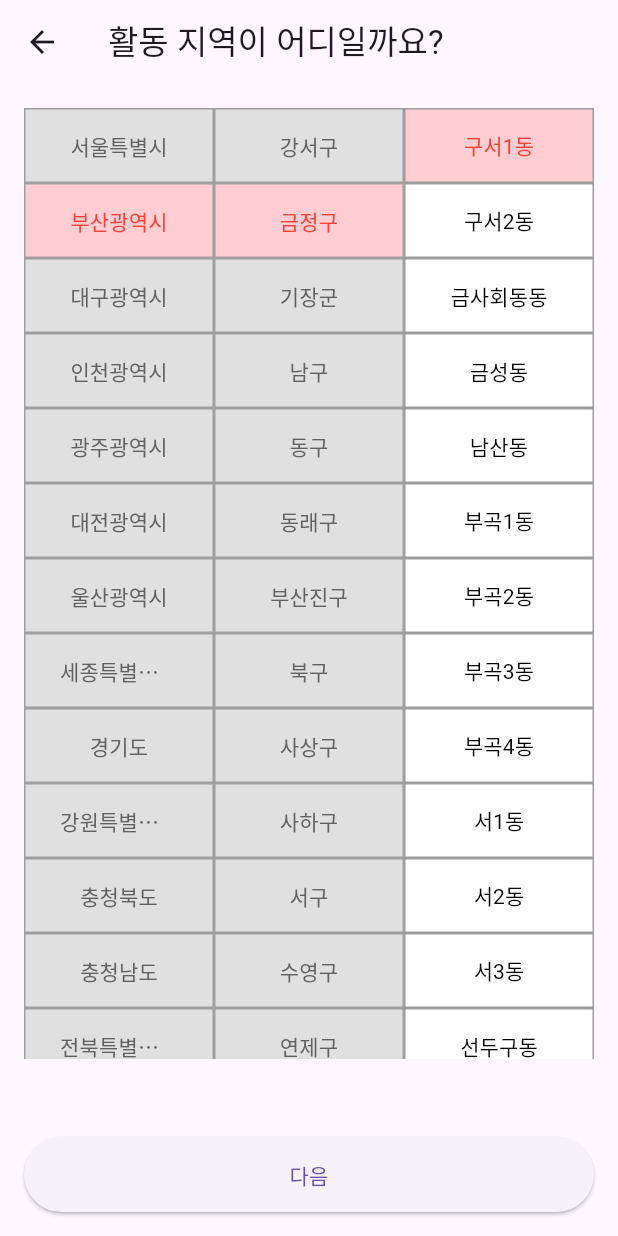
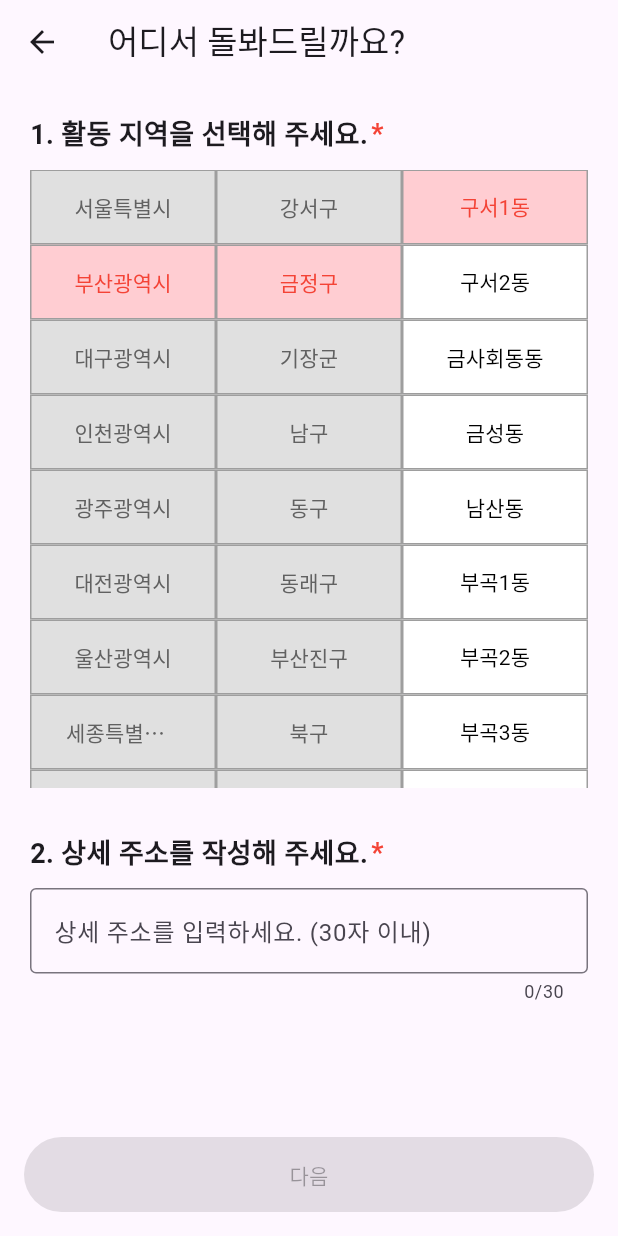
Before and after one commit to yujin10311/PNUSW-2024-team-05, a Flutter app: the RegisterMateScreen2 screen opened directly with empty values, on a phone screen of 412 x 824 dp. Run offline on Flutter 3.47's test engine with Material 3 defaults, Android fonts, the phone set to English and light mode, and no system bars; our stand-ins replace cloud_firestore, firebase_auth, firebase_core, firebase_storage, image_picker, shared_preferences and 2 more; missing offline and left inert: flutter_email_sender, google_mlkit_face_detection, tflite_flutter; accounts and stored records are empty.

Commit message:
메이트 측 가입화면(2) 상세 주소 입력란 추가

```diff
--- a/WarmBoysApp/lib/screens/register/register_mate_screen_2.dart
+++ b/WarmBoysApp/lib/screens/register/register_mate_screen_2.dart
@@ -16,6 +16,9 @@ class _RegisterMateScreen2State extends State<RegisterMateScreen2> {
   String selectedCity = '부산광역시';
   String selectedDistrict = '금정구';
   String? selectedSubDistrict;
+  String detailedAddress = ''; // 상세 주소 저장
+
+  final TextEditingController _addressController = TextEditingController();
 
   Map<String, List<String>> cityDistrictMap = {
     '서울특별시': [],
@@ -78,33 +81,41 @@ class _RegisterMateScreen2State extends State<RegisterMateScreen2> {
   @override
   void initState() {
     super.initState();
-    _loadSavedSubDistrict();
+    _loadSavedAddress(); // 수정된 메서드 호출
   }
 
-  Future<void> _loadSavedSubDistrict() async {
+  Future<void> _loadSavedAddress() async {
+    // 저장된 동과 상세 주소 불러오기
     String? subDistrict = await SharedPreferencesHelper.getByKey('_dong');
+    String? savedDetailedAddress =
+        await SharedPreferencesHelper.getByKey('_detailedAddress');
+
+    setState(() {
       if (subDistrict != null) {
-      setState(() {
         selectedSubDistrict = subDistrict;
+      } else {
+        selectedSubDistrict = districtSubDistrictMap[selectedDistrict]![0];
+      }
+
+      if (savedDetailedAddress != null) {
+        detailedAddress = savedDetailedAddress;
+        _addressController.text = detailedAddress; // 텍스트 필드에 값 표시
+      }
     });
-    } else {
-      setState(() {
-        selectedSubDistrict = districtSubDistrictMap[selectedDistrict]![0];
-      });
-    }
   }
 
   Future<void> _saveLocationData() async {
     await SharedPreferencesHelper.saveData('_city', selectedCity);
     await SharedPreferencesHelper.saveData('_gu', selectedDistrict);
     await SharedPreferencesHelper.saveData('_dong', selectedSubDistrict!);
+    await SharedPreferencesHelper.saveData('_detailedAddress', detailedAddress);
   }
 
   @override
   Widget build(BuildContext context) {
     return Scaffold(
       appBar: AppBar(
-        title: Text('활동 지역이 어디일까요?'),
+        title: Text('어디서 돌봐드릴까요?'),
         automaticallyImplyLeading: false,
         leading: IconButton(
           icon: Icon(Icons.arrow_back),
@@ -112,14 +123,38 @@ class _RegisterMateScreen2State extends State<RegisterMateScreen2> {
         ),
       ),
       body: Padding(
-        padding: const EdgeInsets.all(16.0),
+        padding: const EdgeInsets.all(20.0),
+        child: SingleChildScrollView(
           child: Column(
             children: [
-            Expanded(
-              child: Row(
+              Row(
+                mainAxisAlignment: MainAxisAlignment.start,
+                children: [
+                  Text(
+                    "1. 활동 지역을 선택해 주세요.",
+                    style: TextStyle(
+                      fontSize: 18,
+                      fontWeight: FontWeight.bold,
+                    ),
+                  ),
+                  SizedBox(width: 2),
+                  Text(
+                    "*",
+                    style: TextStyle(
+                      fontSize: 18,
+                      fontWeight: FontWeight.bold,
+                      color: Colors.red,
+                    ),
+                  ),
+                ],
+              ),
+              SizedBox(height: 10),
+              Row(
                 mainAxisAlignment: MainAxisAlignment.spaceEvenly,
                 children: [
                   Expanded(
+                    child: SizedBox(
+                      height: MediaQuery.of(context).size.height * 0.5,
                       child: SingleChildScrollView(
                         child: _buildButtonColumn(
                           cityDistrictMap.keys.toList(),
@@ -129,7 +164,10 @@ class _RegisterMateScreen2State extends State<RegisterMateScreen2> {
                         ),
                       ),
                     ),
+                  ),
                   Expanded(
+                      child: SizedBox(
+                    height: MediaQuery.of(context).size.height * 0.5,
                     child: SingleChildScrollView(
                       child: _buildButtonColumn(
                         cityDistrictMap[selectedCity]!,
@@ -138,8 +176,10 @@ class _RegisterMateScreen2State extends State<RegisterMateScreen2> {
                         true, // 2열은 비활성화
                       ),
                     ),
-                  ),
+                  )),
                   Expanded(
+                    child: SizedBox(
+                      height: MediaQuery.of(context).size.height * 0.5,
                       child: SingleChildScrollView(
                         child: _buildButtonColumn(
                           districtSubDistrictMap[selectedDistrict]!,
@@ -153,17 +193,53 @@ class _RegisterMateScreen2State extends State<RegisterMateScreen2> {
                         ),
                       ),
                     ),
+                  ),
                 ],
               ),
+              SizedBox(height: 30),
+              Row(
+                mainAxisAlignment: MainAxisAlignment.start,
+                children: [
+                  Text(
+                    "2. 상세 주소를 작성해 주세요.",
+                    style: TextStyle(
+                      fontSize: 18,
+                      fontWeight: FontWeight.bold,
                     ),
-            SizedBox(height: 20),
+                  ),
+                  SizedBox(width: 2),
+                  Text(
+                    "*",
+                    style: TextStyle(
+                      fontSize: 18,
+                      fontWeight: FontWeight.bold,
+                      color: Colors.red,
+                    ),
+                  ),
                 ],
+              ),
+              SizedBox(height: 10),
+              TextField(
+                controller: _addressController,
+                onChanged: (value) {
+                  setState(() {
+                    detailedAddress = value;
+                  });
+                },
+                maxLength: 30,
+                decoration: InputDecoration(
+                  border: OutlineInputBorder(),
+                  hintText: '상세 주소를 입력하세요. (30자 이내)',
+                ),
+              ),
+            ],
+          ),
         ),
       ),
       bottomNavigationBar: Padding(
         padding: const EdgeInsets.all(16.0),
         child: ElevatedButton(
-          onPressed: selectedSubDistrict != null
+          onPressed: selectedSubDistrict != null && detailedAddress.isNotEmpty
               ? () async {
                   await _saveLocationData();
                   widget.onNextPage();
```
Lines whose indentation alone changed are shown as unchanged.
